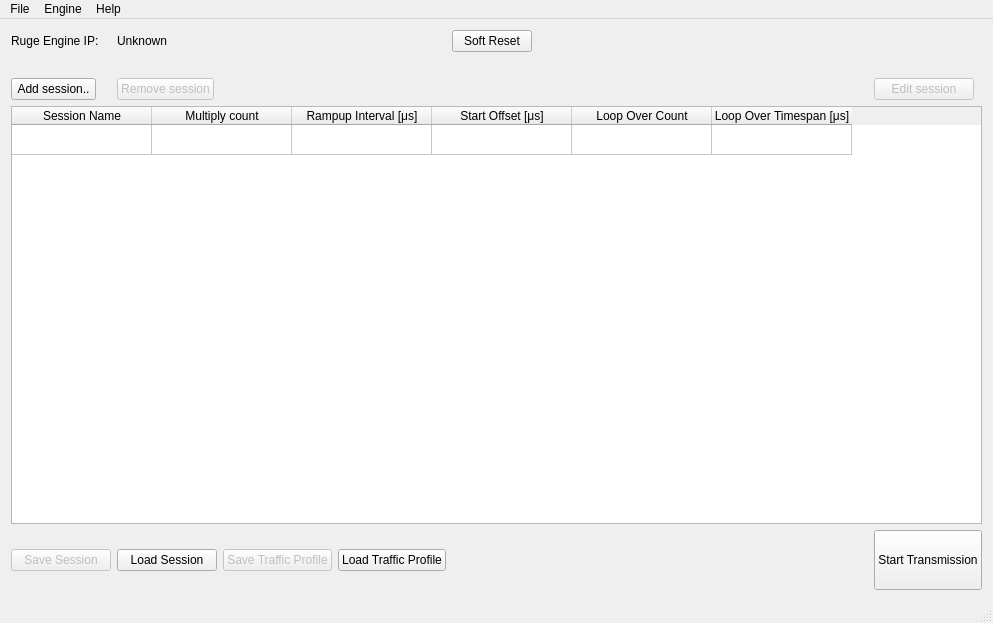
The window that trafficwindow.ui (MonteDarkfloyd/RUGE) describes before a commit, drawn with Qt 5.
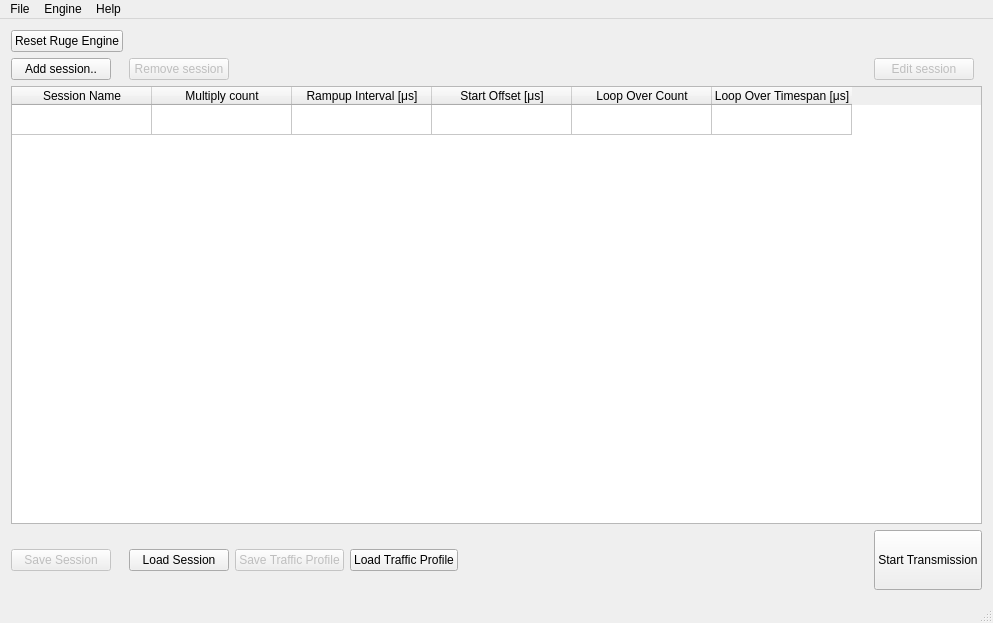
The same window after the commit.

Commit message: Added reset function and made some changes to how the views look.

```diff
--- a/trafficwindow.ui
+++ b/trafficwindow.ui
@@ -24,7 +24,126 @@
   </property>
   <widget class="QWidget" name="centralWidget">
    <layout class="QGridLayout" name="gridLayout">
-    <item row="3" column="0" colspan="9">
+    <item row="3" column="3">
+     <widget class="QPushButton" name="loadTButton">
+      <property name="sizePolicy">
+       <sizepolicy hsizetype="Maximum" vsizetype="Fixed">
+        <horstretch>0</horstretch>
+        <verstretch>0</verstretch>
+       </sizepolicy>
+      </property>
+      <property name="minimumSize">
+       <size>
+        <width>100</width>
+        <height>0</height>
+       </size>
+      </property>
+      <property name="text">
+       <string>Load Traffic Profile</string>
+      </property>
+     </widget>
+    </item>
+    <item row="3" column="2">
+     <widget class="QPushButton" name="saveTButton">
+      <property name="enabled">
+       <bool>false</bool>
+      </property>
+      <property name="sizePolicy">
+       <sizepolicy hsizetype="Maximum" vsizetype="Fixed">
+        <horstretch>0</horstretch>
+        <verstretch>0</verstretch>
+       </sizepolicy>
+      </property>
+      <property name="minimumSize">
+       <size>
+        <width>100</width>
+        <height>0</height>
+       </size>
+      </property>
+      <property name="text">
+       <string>Save Traffic Profile</string>
+      </property>
+     </widget>
+    </item>
+    <item row="1" column="1">
+     <widget class="QPushButton" name="deleteButton">
+      <property name="enabled">
+       <bool>false</bool>
+      </property>
+      <property name="sizePolicy">
+       <sizepolicy hsizetype="Maximum" vsizetype="Fixed">
+        <horstretch>0</horstretch>
+        <verstretch>0</verstretch>
+       </sizepolicy>
+      </property>
+      <property name="minimumSize">
+       <size>
+        <width>100</width>
+        <height>0</height>
+       </size>
+      </property>
+      <property name="text">
+       <string>Remove session</string>
+      </property>
+      <property name="checkable">
+       <bool>false</bool>
+      </property>
+     </widget>
+    </item>
+    <item row="1" column="0">
+     <widget class="QPushButton" name="newButton">
+      <property name="sizePolicy">
+       <sizepolicy hsizetype="Maximum" vsizetype="Fixed">
+        <horstretch>0</horstretch>
+        <verstretch>0</verstretch>
+       </sizepolicy>
+      </property>
+      <property name="minimumSize">
+       <size>
+        <width>100</width>
+        <height>0</height>
+       </size>
+      </property>
+      <property name="text">
+       <string>Add session..</string>
+      </property>
+     </widget>
+    </item>
+    <item row="1" column="5">
+     <widget class="QPushButton" name="editButton">
+      <property name="enabled">
+       <bool>false</bool>
+      </property>
+      <property name="sizePolicy">
+       <sizepolicy hsizetype="Fixed" vsizetype="Fixed">
+        <horstretch>0</horstretch>
+        <verstretch>0</verstretch>
+       </sizepolicy>
+      </property>
+      <property name="minimumSize">
+       <size>
+        <width>100</width>
+        <height>0</height>
+       </size>
+      </property>
+      <property name="sizeIncrement">
+       <size>
+        <width>0</width>
+        <height>0</height>
+       </size>
+      </property>
+      <property name="baseSize">
+       <size>
+        <width>0</width>
+        <height>0</height>
+       </size>
+      </property>
+      <property name="text">
+       <string>Edit session</string>
+      </property>
+     </widget>
+    </item>
+    <item row="2" column="0" colspan="6">
      <widget class="QTableWidget" name="tableWidget">
       <property name="mouseTracking">
        <bool>true</bool>
@@ -152,42 +271,8 @@
       </item>
      </widget>
     </item>
-    <item row="2" column="8">
-     <widget class="QPushButton" name="editButton">
-      <property name="enabled">
-       <bool>false</bool>
-      </property>
-      <property name="sizePolicy">
-       <sizepolicy hsizetype="Fixed" vsizetype="Fixed">
-        <horstretch>0</horstretch>
-        <verstretch>0</verstretch>
-       </sizepolicy>
-      </property>
-      <property name="minimumSize">
-       <size>
-        <width>100</width>
-        <height>0</height>
-       </size>
-      </property>
-      <property name="sizeIncrement">
-       <size>
-        <width>0</width>
-        <height>0</height>
-       </size>
-      </property>
-      <property name="baseSize">
-       <size>
-        <width>0</width>
-        <height>0</height>
-       </size>
-      </property>
-      <property name="text">
-       <string>Edit session</string>
-      </property>
-     </widget>
-    </item>
-    <item row="2" column="1">
-     <widget class="QPushButton" name="deleteButton">
+    <item row="3" column="0">
+     <widget class="QPushButton" name="saveSButton">
       <property name="enabled">
        <bool>false</bool>
       </property>
@@ -199,106 +284,35 @@
       </property>
       <property name="minimumSize">
        <size>
-        <width>85</width>
+        <width>100</width>
         <height>0</height>
        </size>
       </property>
       <property name="text">
-       <string>Remove session</string>
-      </property>
-      <property name="checkable">
-       <bool>false</bool>
+       <string>Save Session</string>
       </property>
      </widget>
     </item>
-    <item row="4" column="3">
-     <widget class="QPushButton" name="loadTButton">
+    <item row="3" column="1">
+     <widget class="QPushButton" name="loadSButton">
       <property name="sizePolicy">
        <sizepolicy hsizetype="Minimum" vsizetype="Fixed">
         <horstretch>0</horstretch>
         <verstretch>0</verstretch>
        </sizepolicy>
       </property>
-      <property name="text">
-       <string>Load Traffic Profile</string>
-      </property>
-     </widget>
-    </item>
-    <item row="4" column="2">
-     <widget class="QPushButton" name="saveTButton">
-      <property name="enabled">
-       <bool>false</bool>
-      </property>
-      <property name="sizePolicy">
-       <sizepolicy hsizetype="Maximum" vsizetype="Fixed">
-        <horstretch>0</horstretch>
-        <verstretch>0</verstretch>
-       </sizepolicy>
-      </property>
-      <property name="text">
-       <string>Save Traffic Profile</string>
-      </property>
-     </widget>
-    </item>
-    <item row="2" column="0">
-     <widget class="QPushButton" name="newButton">
-      <property name="sizePolicy">
-       <sizepolicy hsizetype="Maximum" vsizetype="Fixed">
-        <horstretch>0</horstretch>
-        <verstretch>0</verstretch>
-       </sizepolicy>
-      </property>
       <property name="minimumSize">
        <size>
-        <width>85</width>
+        <width>100</width>
         <height>0</height>
        </size>
       </property>
       <property name="text">
-       <string>Add session..</string>
+       <string>Load Session</string>
       </property>
      </widget>
     </item>
-    <item row="1" column="2" colspan="7">
-     <spacer name="horizontalSpacer">
-      <property name="orientation">
-       <enum>Qt::Horizontal</enum>
-      </property>
-      <property name="sizeHint" stdset="0">
-       <size>
-        <width>40</width>
-        <height>20</height>
-       </size>
-      </property>
-     </spacer>
-    </item>
-    <item row="0" column="4">
-     <widget class="QPushButton" name="resetButton">
-      <property name="sizePolicy">
-       <sizepolicy hsizetype="Maximum" vsizetype="Fixed">
-        <horstretch>0</horstretch>
-        <verstretch>0</verstretch>
-       </sizepolicy>
-      </property>
-      <property name="text">
-       <string>Soft Reset</string>
-      </property>
-     </widget>
-    </item>
-    <item row="0" column="0">
-     <widget class="QLabel" name="RugeEngineLabel">
-      <property name="sizePolicy">
-       <sizepolicy hsizetype="Preferred" vsizetype="Preferred">
-        <horstretch>0</horstretch>
-        <verstretch>0</verstretch>
-       </sizepolicy>
-      </property>
-      <property name="text">
-       <string>Ruge Engine IP:</string>
-      </property>
-     </widget>
-    </item>
-    <item row="4" column="8">
+    <item row="3" column="5">
      <widget class="QPushButton" name="startButton">
       <property name="minimumSize">
        <size>
@@ -311,30 +325,8 @@
       </property>
      </widget>
     </item>
-    <item row="4" column="1">
-     <widget class="QPushButton" name="loadSButton">
-      <property name="sizePolicy">
-       <sizepolicy hsizetype="Minimum" vsizetype="Fixed">
-        <horstretch>0</horstretch>
-        <verstretch>0</verstretch>
-       </sizepolicy>
-      </property>
-      <property name="minimumSize">
-       <size>
-        <width>100</width>
-        <height>0</height>
-       </size>
-      </property>
-      <property name="text">
-       <string>Load Session</string>
-      </property>
-     </widget>
-    </item>
-    <item row="4" column="0">
-     <widget class="QPushButton" name="saveSButton">
-      <property name="enabled">
-       <bool>false</bool>
-      </property>
+    <item row="0" column="0">
+     <widget class="QPushButton" name="resetButton">
       <property name="sizePolicy">
        <sizepolicy hsizetype="Maximum" vsizetype="Fixed">
         <horstretch>0</horstretch>
@@ -348,14 +340,7 @@
        </size>
       </property>
       <property name="text">
-       <string>Save Session</string>
-      </property>
-     </widget>
-    </item>
-    <item row="0" column="1">
-     <widget class="QLabel" name="RugeIPLabel">
-      <property name="text">
-       <string>Unknown</string>
+       <string>Reset Ruge Engine</string>
       </property>
      </widget>
     </item>
```
Left out of the diff: 9 changed lines with no effect on the pictures. The commit also changes 5 other files.
